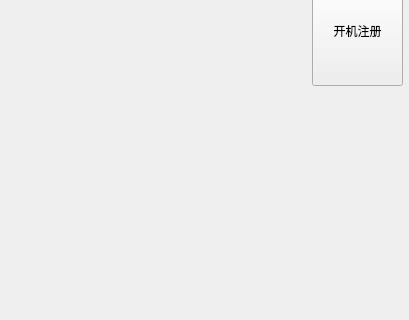
The window that mainwindow.ui (Wzing0421/UE) describes before a commit, drawn with Qt 5; both pictures show x 0 to 409 and y 141 to 461 of the 409 by 726 pixel window.
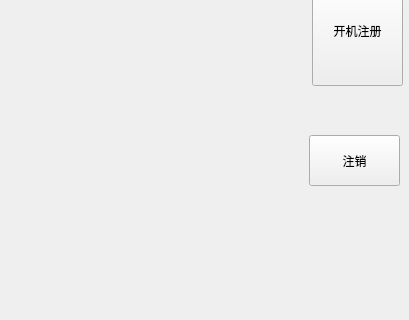
The same window after the commit.

Commit message: big endiean, sc2header

Patch:
```diff
--- a/mainwindow.ui
+++ b/mainwindow.ui
@@ -27,6 +27,19 @@
      <string>开机注册</string>
     </property>
    </widget>
+   <widget class="QPushButton" name="DeReigster">
+    <property name="geometry">
+     <rect>
+      <x>309</x>
+      <y>240</y>
+      <width>91</width>
+      <height>51</height>
+     </rect>
+    </property>
+    <property name="text">
+     <string>注销</string>
+    </property>
+   </widget>
   </widget>
   <widget class="QMenuBar" name="menuBar">
    <property name="geometry">
```
Left out of the diff: 2 changed lines with no effect on the pictures. The commit also changes 2 other files.
